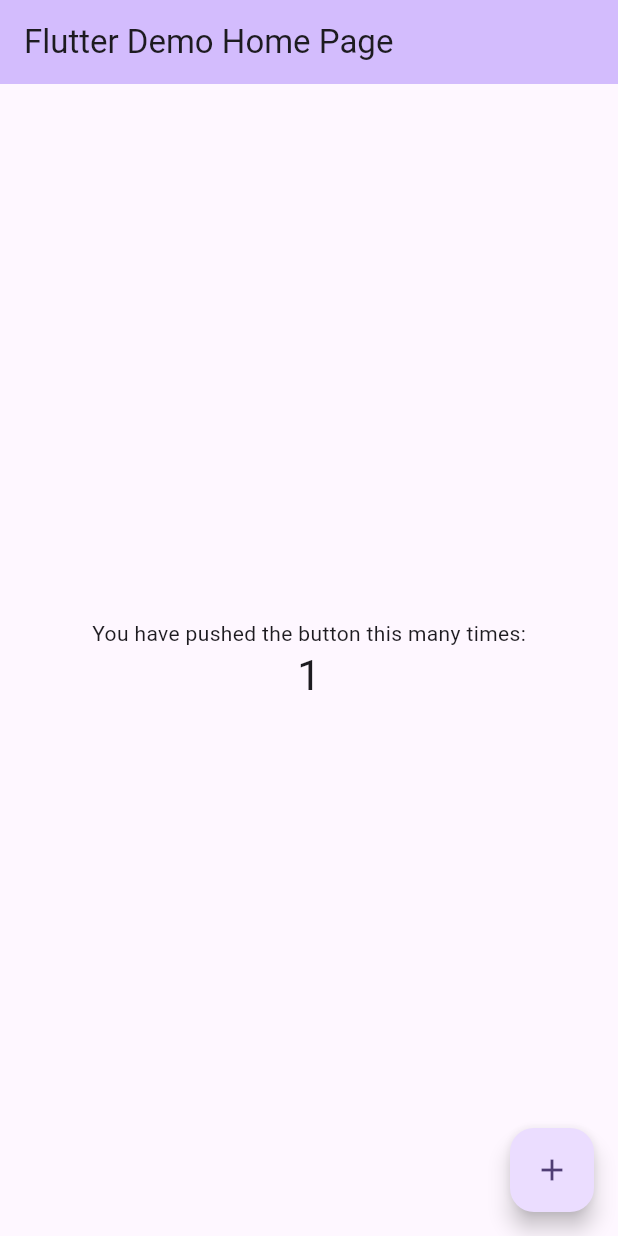
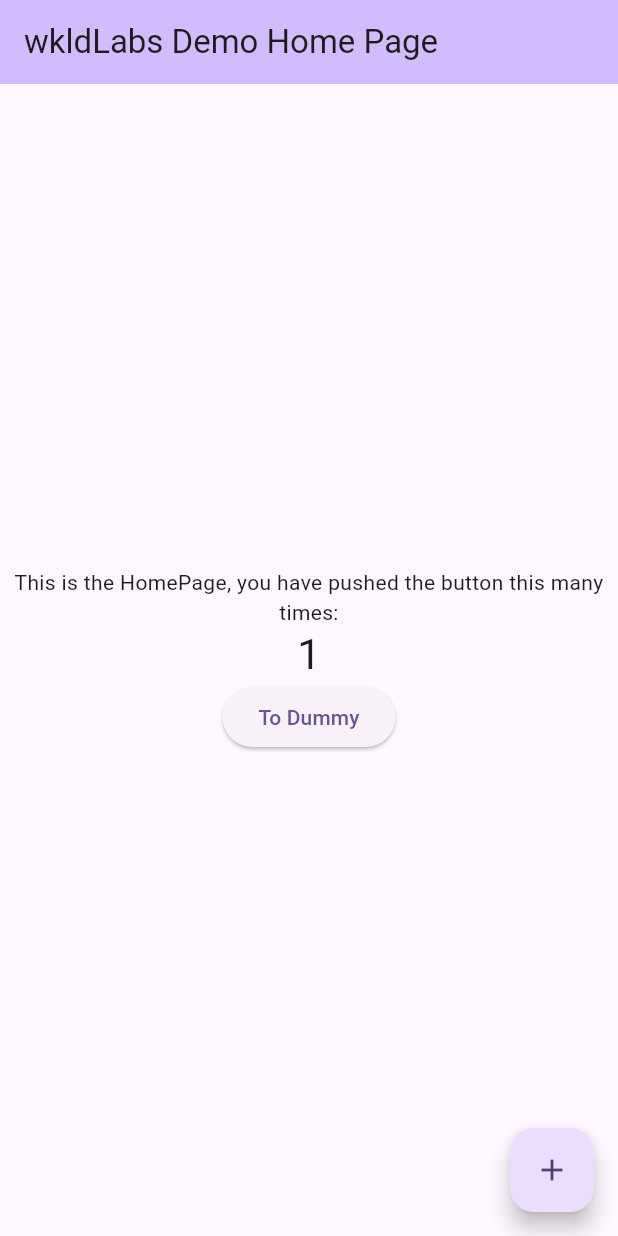
Before and after one commit to WKLD-Labs/flutter_frontend, a Flutter app: the screen it shows after launch, after a tap on the "add" icon, on a phone screen of 412 x 824 dp. Run offline on Flutter 3.47's test engine with Material 3 defaults, Android fonts, the light colour scheme and no system bars; our stand-ins replace go_router.

Commit message:
Initial Routing Setup

```diff
--- a/lib/main.dart
+++ b/lib/main.dart
@@ -1,11 +1,35 @@
 import 'package:flutter/material.dart';
+import 'package:go_router/go_router.dart';
 
 // Views for Routing
+import 'views/HomePage/HomePage.dart';
 import 'views/DummyPage/DummyPage.dart';
 
 void main() {
   runApp(const MyApp());
 }
+
+
+/// The route configuration.
+final GoRouter _router = GoRouter(
+  routes: <RouteBase>[
+    GoRoute(
+      path: '/',
+      builder: (BuildContext context, GoRouterState state) {
+        return const HomePage(title: 'wkldLabs Demo Home Page');
+      },
+      routes: <RouteBase>[
+        GoRoute(
+          path: 'dummy',
+          builder: (BuildContext context, GoRouterState state) {
+            return const DummyPage(title: 'Flutter Demo Dummy Page');
+          },
+        ),
+      ],
+    ),
+  ],
+);
+
 
 class MyApp extends StatelessWidget {
   const MyApp({super.key});
@@ -13,7 +37,7 @@
   // This widget is the root of your application.
   @override
   Widget build(BuildContext context) {
-    return MaterialApp(
+    return MaterialApp.router(
       title: 'wkldLabs',
       theme: ThemeData(
         // This is the theme of your application.
@@ -34,7 +58,7 @@
         colorScheme: ColorScheme.fromSeed(seedColor: Colors.deepPurple),
         useMaterial3: true,
       ),
-      home: const MyHomePage(title: 'Flutter Demo Home Page'),
+      routerConfig: _router,
     );
   }
 }
--- a/lib/views/DummyPage/DummyPage.dart
+++ b/lib/views/DummyPage/DummyPage.dart
@@ -1,7 +1,7 @@
 import 'package:flutter/material.dart';
 
-class MyHomePage extends StatefulWidget {
-  const MyHomePage({super.key, required this.title});
+class DummyPage extends StatefulWidget {
+  const DummyPage({super.key, required this.title});
 
   // This widget is the home page of your application. It is stateful, meaning
   // that it has a State object (defined below) that contains fields that affect
@@ -15,10 +15,10 @@ class MyHomePage extends StatefulWidget {
   final String title;
 
   @override
-  State<MyHomePage> createState() => _MyHomePageState();
+  State<DummyPage> createState() => _DummyPageState();
 }
 
-class _MyHomePageState extends State<MyHomePage> {
+class _DummyPageState extends State<DummyPage> {
   int _counter = 0;
 
   void _incrementCounter() {
@@ -46,7 +46,7 @@ class _MyHomePageState extends State<MyHomePage> {
         // Colors.amber, perhaps?) and trigger a hot reload to see the AppBar
         // change color while the other colors stay the same.
         backgroundColor: Theme.of(context).colorScheme.inversePrimary,
-        // Here we take the value from the MyHomePage object that was created by
+        // Here we take the value from the DummyPage object that was created by
         // the App.build method, and use it to set our appbar title.
         title: Text(widget.title),
       ),
@@ -70,7 +70,7 @@ class _MyHomePageState extends State<MyHomePage> {
           mainAxisAlignment: MainAxisAlignment.center,
           children: <Widget>[
             const Text(
-              'You have pushed the button this many times:',
+              'This is a dummy page, State:',
             ),
             Text(
               '$_counter',
--- a/lib/views/HomePage/HomePage.dart
+++ b/lib/views/HomePage/HomePage.dart
@@ -0,0 +1,91 @@
+import 'package:flutter/material.dart';
+import 'package:go_router/go_router.dart';
+
+class HomePage extends StatefulWidget {
+  const HomePage({super.key, required this.title});
+
+  // This widget is the home page of your application. It is stateful, meaning
+  // that it has a State object (defined below) that contains fields that affect
+  // how it looks.
+
+  // This class is the configuration for the state. It holds the values (in this
+  // case the title) provided by the parent (in this case the App widget) and
+  // used by the build method of the State. Fields in a Widget subclass are
+  // always marked "final".
+
+  final String title;
+
+  @override
+  State<HomePage> createState() => _HomePageState();
+}
+
+class _HomePageState extends State<HomePage> {
+  int _counter = 0;
+
+  void _incrementCounter() {
+    setState(() {
+      // This call to setState tells the Flutter framework that something has
+      // changed in this State, which causes it to rerun the build method below
+      // so that the display can reflect the updated values. If we changed
+      // _counter without calling setState(), then the build method would not be
+      // called again, and so nothing would appear to happen.
+      _counter++;
+    });
+  }
+
+  @override
+  Widget build(BuildContext context) {
+    // This method is rerun every time setState is called, for instance as done
+    // by the _incrementCounter method above.
+    //
+    // The Flutter framework has been optimized to make rerunning build methods
+    // fast, so that you can just rebuild anything that needs updating rather
+    // than having to individually change instances of widgets.
+    return Scaffold(
+      appBar: AppBar(
+        // TRY THIS: Try changing the color here to a specific color (to
+        // Colors.amber, perhaps?) and trigger a hot reload to see the AppBar
+        // change color while the other colors stay the same.
+        backgroundColor: Theme.of(context).colorScheme.inversePrimary,
+        // Here we take the value from the HomePage object that was created by
+        // the App.build method, and use it to set our appbar title.
+        title: Text(widget.title),
+      ),
+      body: Center(
+        // Center is a layout widget. It takes a single child and positions it
+        // in the middle of the parent.
+        child: Column(
+          // Column is also a layout widget. It takes a list of children and
+          // arranges them vertically. By default, it sizes itself to fit its
+          // children horizontally, and tries to be as tall as its parent.
+          //
+          // Column has various properties to control how it sizes itself and
+          // how it positions its children. Here we use mainAxisAlignment to
+          // center the children vertically; the main axis here is the vertical
+          // axis because Columns are vertical (the cross axis would be
+          // horizontal).
+          //
+          // TRY THIS: Invoke "debug painting" (choose the "Toggle Debug Paint"
+          // action in the IDE, or press "p" in the console), to see the
+          // wireframe for each widget.
+          mainAxisAlignment: MainAxisAlignment.center,
+          children: <Widget>[
+            const Text(
+              'This is the HomePage, you have pushed the button this many times:', textAlign: TextAlign.center,
+            ),
+            Text(
+              '$_counter',
+              style: Theme.of(context).textTheme.headlineMedium,
+            ),
+            ElevatedButton(onPressed: () => context.go('/dummy'), child: const Text('To Dummy')),
+          ],
+        ),
+      ),
+      floatingActionButton: FloatingActionButton(
+        onPressed: _incrementCounter,
+        tooltip: 'Increment',
+        child: const Icon(Icons.add),
+      ), // This trailing comma makes auto-formatting nicer for build methods.
+    );
+  }
+}
--- a/pubspec.yaml
+++ b/pubspec.yaml
@@ -35,6 +35,7 @@ dependencies:
   # The following adds the Cupertino Icons font to your application.
   # Use with the CupertinoIcons class for iOS style icons.
   cupertino_icons: ^1.0.6
+  go_router: ^13.2.0
 
 dev_dependencies:
   flutter_test:
```
Also changed, not shown: pubspec.lock.
